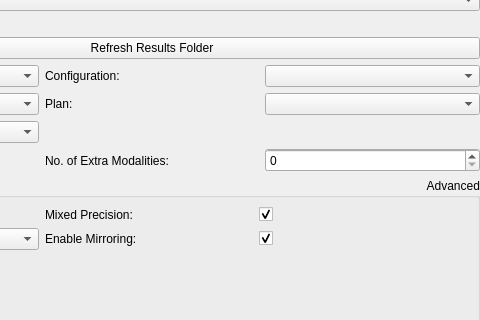
The window that Modules/SegmentationUI/Qmitk/QmitknnUNetToolGUIControls.ui (khangthk/MITK) describes before a commit, drawn with Qt 5; both pictures show x 397 to 877 and y 137 to 457 of the 877 by 711 pixel window.
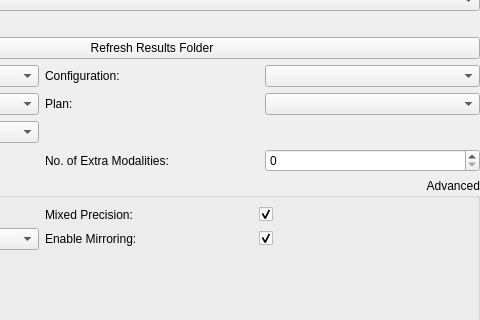
The same window after the commit. Custom widgets are drawn as their Qt base class.

Commit message: Vestigial Stop button code cleanup

Patch:
```diff
--- a/Modules/SegmentationUI/Qmitk/QmitknnUNetToolGUIControls.ui
+++ b/Modules/SegmentationUI/Qmitk/QmitknnUNetToolGUIControls.ui
@@ -114,13 +114,6 @@
      <item row="4" column="1">
       <widget class="ctkComboBox" name="taskBox"/>
      </item>
-     <item row="7" column="3">
-      <widget class="QPushButton" name="stopButton">
-       <property name="text">
-        <string>Stop</string>
-       </property>
-      </widget>
-     </item>
      <item row="7" column="1">
       <widget class="ctkCheckBox" name="multiModalBox"/>
      </item>
```
The commit also changes 2 other files.
